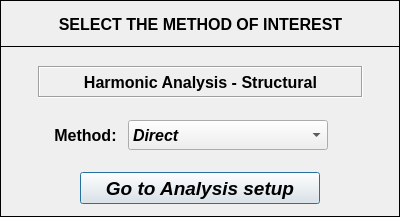
This is pulse/uix/user_input/ui/Analysis/Structural/structuralHarmonicAnalysisInput.ui in open-pulse/OpenPulse as Qt 5 draws it before an edit. The edited form follows.
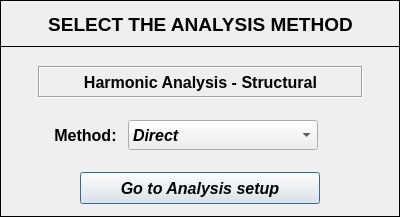
This is the edited form. Icons and pictures are not drawn.

Patch:
```diff
--- a/pulse/uix/user_input/ui/Analysis/Structural/structuralHarmonicAnalysisInput.ui
+++ b/pulse/uix/user_input/ui/Analysis/Structural/structuralHarmonicAnalysisInput.ui
@@ -73,23 +73,23 @@
    <widget class="QLabel" name="label">
     <property name="geometry">
      <rect>
-      <x>38</x>
+      <x>34</x>
       <y>8</y>
-      <width>325</width>
+      <width>333</width>
       <height>32</height>
      </rect>
     </property>
     <property name="font">
      <font>
       <family>Arial</family>
-      <pointsize>12</pointsize>
+      <pointsize>14</pointsize>
       <weight>75</weight>
       <italic>false</italic>
       <bold>true</bold>
      </font>
     </property>
     <property name="text">
-     <string>SELECT THE METHOD OF INTEREST</string>
+     <string>SELECT THE ANALYSIS METHOD</string>
     </property>
     <property name="textFormat">
      <enum>Qt::AutoText</enum>
@@ -127,10 +127,22 @@
      <rect>
       <x>128</x>
       <y>74</y>
-      <width>200</width>
+      <width>190</width>
       <height>30</height>
      </rect>
     </property>
+    <property name="minimumSize">
+     <size>
+      <width>190</width>
+      <height>30</height>
+     </size>
+    </property>
+    <property name="maximumSize">
+     <size>
+      <width>190</width>
+      <height>30</height>
+     </size>
+    </property>
     <property name="font">
      <font>
       <family>Arial</family>
@@ -178,7 +190,7 @@
     <property name="font">
      <font>
       <family>Arial</family>
-      <pointsize>14</pointsize>
+      <pointsize>12</pointsize>
       <weight>75</weight>
       <italic>true</italic>
       <bold>true</bold>
```
Left out of the diff: 5 changed lines with no effect on the pictures.
